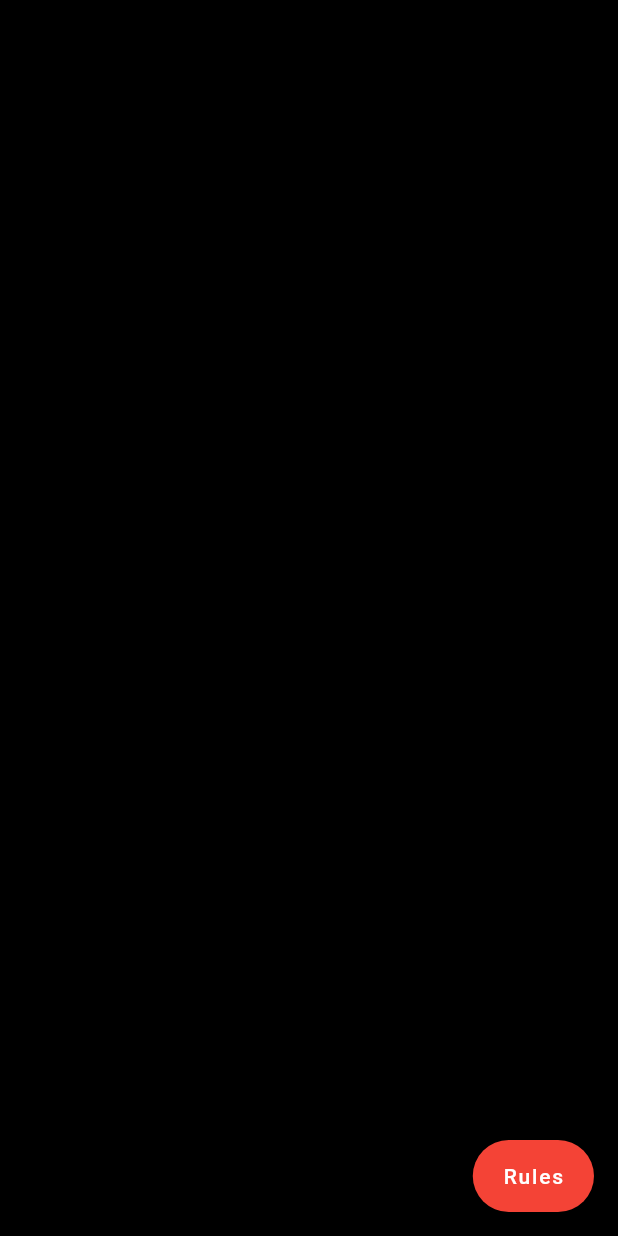
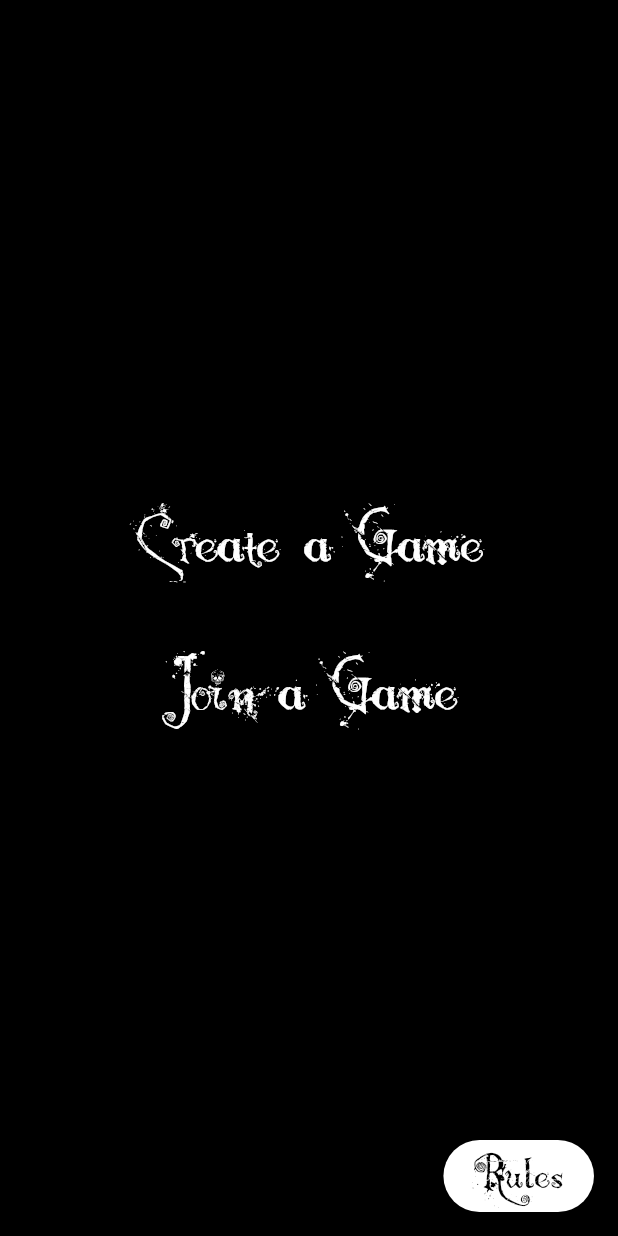
Before and after one commit to Manas1820/One-Of-Us, a Flutter app: the screen it shows after launch, on a phone screen of 412 x 824 dp. Run offline on Flutter 3.47's test engine with Material 2 defaults, Android fonts, the light colour scheme and no system bars; our stand-ins replace animated_text_kit, flutter_icons, google_maps_flutter, introduction_screen, location; missing offline and left inert: flutter_polyline_points, google_maps_place_picker.

Commit message:
add rooms screen

```diff
--- a/lib/rooms.dart
+++ b/lib/rooms.dart
@@ -1,6 +1,4 @@
 import 'package:flutter/material.dart';
-
-
 
 class CreateRooms extends StatefulWidget {
   @override
@@ -15,19 +13,54 @@ class _CreateRoomsState extends State<CreateRooms> {
       body: Container(
         color: Colors.black,
         child: Column(
+          mainAxisAlignment: MainAxisAlignment.center,
           children: [
-
+            Center(
+              child: OutlineButton(
+                onPressed: () {
+                  print('Received click');
+                },
+                child: Text(
+                  'Create a Game',
+                  style: TextStyle(
+                      color: Colors.white,
+                      fontFamily: "Nightmare",
+                      fontSize: 60.0),
+                ),
+                // borderSide: BorderSide(color: Colors.white, width: 1),
+                splashColor: Colors.red,
+                highlightedBorderColor: Colors.transparent,
+              ),
+            ),
+            SizedBox(height: 30.0),
+            Center(
+              child: OutlineButton(
+                onPressed: () {
+                  print('Received click');
+                },
+                child: Text(
+                  'Join a Game',
+                  style: TextStyle(
+                      color: Colors.white,
+                      fontFamily: "Nightmare",
+                      fontSize: 60.0),
+                ),
+                splashColor: Colors.red,
+                highlightedBorderColor: Colors.transparent,
+              ),
+            ),
           ],
         ),
       ),
       floatingActionButton: FloatingActionButton.extended(
-        onPressed: () {
-
-        },
-        label: Text('Rules'),
-        backgroundColor: Colors.red,
+        onPressed: () {},
+        label: Text(
+          'Rules',
+          style: TextStyle(
+              color: Colors.black, fontFamily: "Nightmare", fontSize: 40.0),
+        ),
+        backgroundColor: Colors.white,
       ),
-
     );
   }
 }
--- a/lib/splash.dart
+++ b/lib/splash.dart
@@ -46,7 +46,6 @@ class _SplashState extends State<Splash> {
                 "A.U.O.T.S.",
                 "aka",
                 "One Of Us",
-
               ],
 
               // isRepeatingAnimation: false,
```
